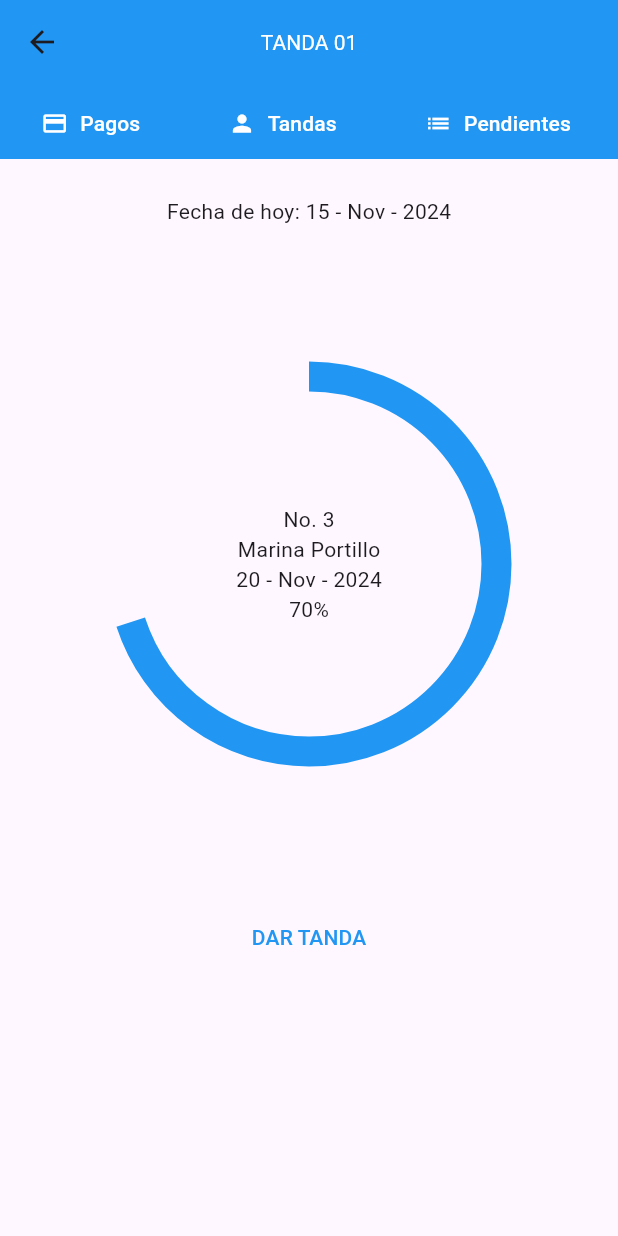
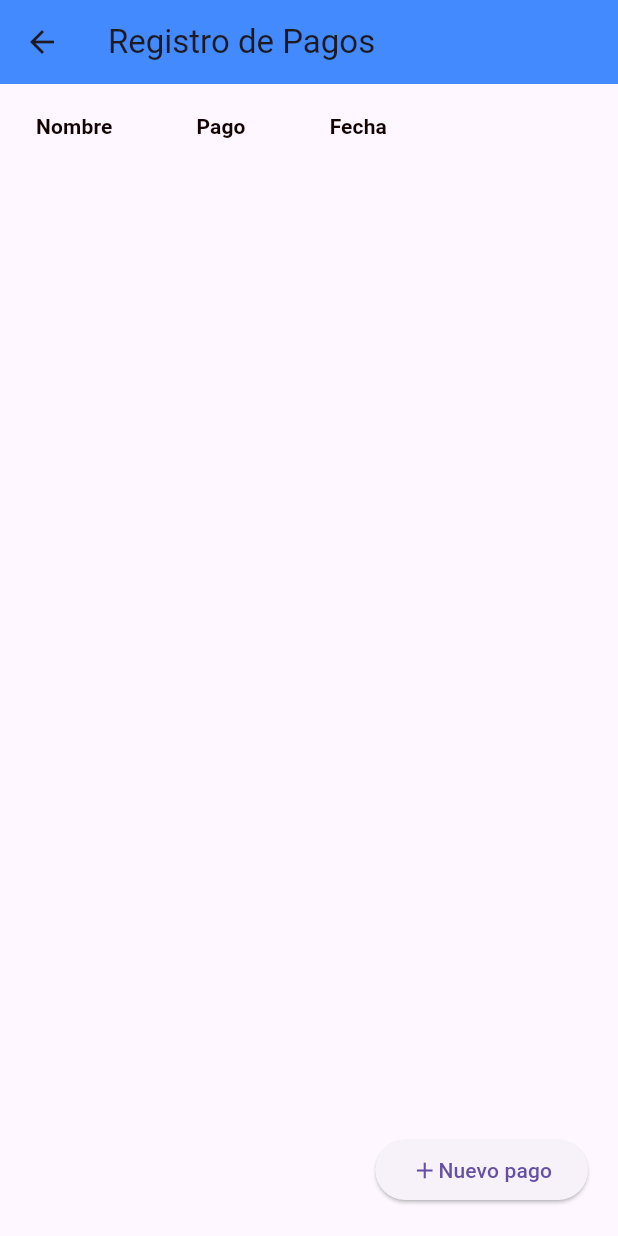
Before and after one commit to Lawitadelimon/SAPT, a Flutter app: the HomeScreen screen opened directly, after a tap on "Pagos", on a phone screen of 412 x 824 dp. Run offline on Flutter 3.47's test engine with Material 3 defaults, Android fonts, the phone set to English and light mode, and no system bars; our stand-ins replace cloud_firestore, firebase_core; accounts and stored records are empty.

Commit message:
Creating WelcomeScreen, RegisterPaysScreen and WelcomeTheme

```diff
--- a/lib/main.dart
+++ b/lib/main.dart
@@ -1,8 +1,7 @@
 import 'package:firebase_core/firebase_core.dart';
 import 'package:flutter/material.dart';
+import 'package:sapt/Screens/welcome_screen.dart';
 import 'package:sapt/firebase_options.dart';
-// import 'package:sapt/screens/home_screen.dart';
-import 'package:sapt/screens/listTandas_screen.dart';
 
 Future<void> main() async {
   WidgetsFlutterBinding.ensureInitialized();
@@ -20,7 +19,7 @@
   Widget build(BuildContext context) {
     return const MaterialApp(
       debugShowCheckedModeBanner: false,
-      home: ListTandasScreen(),
+      home: WelcomeScreen(),
     );
   }
 }
--- a/lib/screens/home_screen.dart
+++ b/lib/screens/home_screen.dart
@@ -1,4 +1,5 @@
 import 'package:flutter/material.dart';
+import 'package:sapt/screens/registerPays_screen.dart';
 
 class HomeScreen extends StatefulWidget {
   const HomeScreen({super.key});
@@ -25,7 +26,13 @@ class _HomeScreenState extends State<HomeScreen> {
                 mainAxisAlignment: MainAxisAlignment.spaceAround,
                 children: [
                   TextButton.icon(
-                      onPressed: () {},
+                      onPressed: () {
+                        Navigator.push(
+                          context,
+                          MaterialPageRoute(
+                              builder: (context) => RegisterPaysScreen()),
+                        );
+                      },
                       label: const Text("Pagos"),
                       icon: const Icon(Icons.payment),
                       style: TextButton.styleFrom(
--- /dev/null
+++ b/lib/screens/registerPays_screen.dart
@@ -0,0 +1,141 @@
+import 'package:flutter/material.dart';
+import 'package:sapt/themes/welcome_styles.dart';
+
+class RegisterPaysScreen extends StatefulWidget {
+  @override
+  _RegisterPaysScreenState createState() => _RegisterPaysScreenState();
+}
+
+class _RegisterPaysScreenState extends State<RegisterPaysScreen> {
+  // Lista de registros donde cada registro es un Map que contiene Nombre, Pago y Fecha
+  List<Map<String, String>> registros = [];
+
+  // Método para mostrar un cuadro de diálogo y agregar un registro
+  void _agregarRegistro() {
+    TextEditingController nombreController = TextEditingController();
+    TextEditingController pagoController = TextEditingController();
+    TextEditingController fechaController = TextEditingController();
+
+    showDialog(
+      context: context,
+      builder: (BuildContext context) {
+        return AlertDialog(
+          title: const Text("Agregar Nuevo Registro"),
+          content: Column(
+            mainAxisSize: MainAxisSize.min,
+            children: [
+              TextField(
+                controller: nombreController,
+                decoration: InputDecoration(labelText: "Nombre"),
+              ),
+              TextField(
+                controller: pagoController,
+                decoration: InputDecoration(labelText: "Pago"),
+                keyboardType: TextInputType.number,
+              ),
+              TextField(
+                controller: fechaController,
+                decoration: InputDecoration(labelText: "Fecha"),
+                keyboardType: TextInputType.datetime,
+              ),
+            ],
+          ),
+          actions: [
+            ElevatedButton(
+              onPressed: () {
+                setState(() {
+                  registros.add({
+                    'Nombre': nombreController.text,
+                    'Pago': pagoController.text,
+                    'Fecha': fechaController.text,
+                  });
+                });
+                Navigator.of(context).pop();
+              },
+              style: WelcomeStyles.buttonStyle,
+              child: Text("Agregar"),
+            ),
+            TextButton(
+              onPressed: () {
+                Navigator.of(context).pop();
+              },
+              child: Text("Cancelar"),
+            ),
+          ],
+        );
+      },
+    );
+  }
+
+  @override
+  Widget build(BuildContext context) {
+    return Scaffold(
+      appBar: AppBar(
+        title: const Text("Registro de Pagos"),
+        backgroundColor: WelcomeStyles.backgroundColor,
+      ),
+      body: Stack(children: [
+        ListView(
+          children: [
+            Expanded(
+              child: SingleChildScrollView(
+                scrollDirection: Axis.vertical,
+                child: SingleChildScrollView(
+                  scrollDirection: Axis.horizontal,
+                  child: DataTable(
+                    columns: const [
+                      DataColumn(
+                        label: Text(
+                          "Nombre",
+                          style: WelcomeStyles.tableHeaderTextStyle,
+                        ),
+                      ),
+                      DataColumn(
+                        label: Text(
+                          "Pago",
+                          style: WelcomeStyles.tableHeaderTextStyle,
+                        ),
+                      ),
+                      DataColumn(
+                        label: Text(
+                          "Fecha",
+                          style: WelcomeStyles.tableHeaderTextStyle,
+                        ),
+                      ),
+                    ],
+                    rows: registros.map((registro) {
+                      return DataRow(
+                        cells: [
+                          DataCell(Text(
+                            registro['Nombre'] ?? '',
+                            style: WelcomeStyles.tableCellTextStyle,
+                          )),
+                          DataCell(Text(
+                            registro['Pago'] ?? '',
+                            style: WelcomeStyles.tableCellTextStyle,
+                          )),
+                          DataCell(Text(
+                            registro['Fecha'] ?? '',
+                            style: WelcomeStyles.tableCellTextStyle,
+                          )),
+                        ],
+                      );
+                    }).toList(),
+                  ),
+                ),
+              ),
+            ),
+          ],
+        ),
+        Positioned(
+            bottom: 20,
+            right: 20,
+            child: ElevatedButton(
+                onPressed: _agregarRegistro,
+                child: const Row(
+                  children: [Icon(Icons.add), Text("Nuevo pago")],
+                )))
+      ]),
+    );
+  }
+}
--- /dev/null
+++ b/lib/theme/welcome_styles.dart
@@ -0,0 +1 @@
+// TODO Implement this library.
--- /dev/null
+++ b/lib/themes/welcome_styles.dart
@@ -0,0 +1,35 @@
+import 'package:flutter/material.dart';
+
+class WelcomeStyles {
+  static const Color backgroundColor = Colors.blueAccent;
+
+  static const TextStyle titleTextStyle = TextStyle(
+    fontSize: 32,
+    fontWeight: FontWeight.bold,
+    color: Colors.white,
+  );
+
+  static const TextStyle descriptionTextStyle = TextStyle(
+    fontSize: 18,
+    color: Colors.white70,
+  );
+
+  static final ButtonStyle buttonStyle = ElevatedButton.styleFrom(
+    foregroundColor: Colors.blueAccent,
+    backgroundColor: Colors.white,
+    padding: const EdgeInsets.symmetric(horizontal: 40, vertical: 20),
+    shape: RoundedRectangleBorder(
+      borderRadius: BorderRadius.circular(20),
+    ),
+  );
+
+  // Estilos para encabezados de tabla y celdas
+  static const TextStyle tableHeaderTextStyle = TextStyle(
+    fontWeight: FontWeight.bold,
+    color: Color.fromARGB(255, 20, 3, 3),
+  );
+
+  static const TextStyle tableCellTextStyle = TextStyle(
+    color: Colors.black87,
+  );
+}
```
Also changed, not shown: lib/screens/welcome_screen.dart (added, +54 -0 lines).
